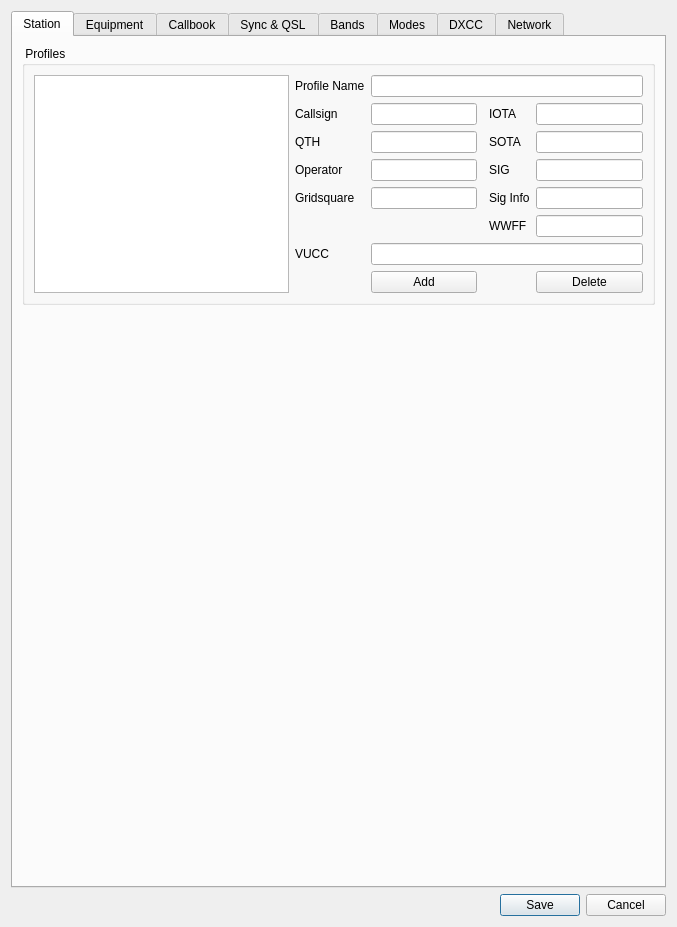
Above: ui/SettingsDialog.ui from k5mcd/QLog before the change. Below: the same form after it.
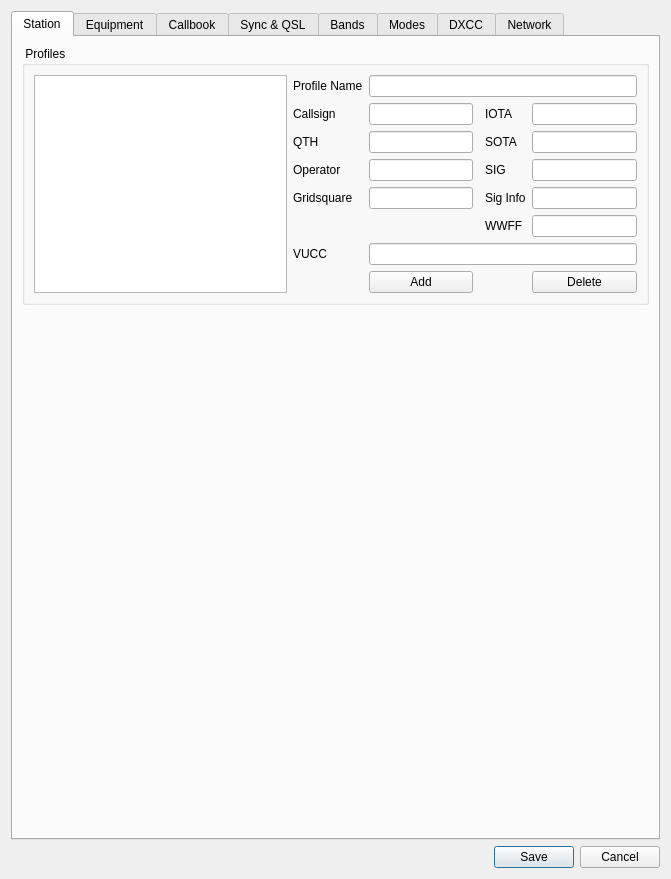
That is the form after the change. Icons and pictures are not drawn.

Commit message: Settings dialog: Minor change - resize

Patch:
```diff
--- a/ui/SettingsDialog.ui
+++ b/ui/SettingsDialog.ui
@@ -6,8 +6,8 @@
    <rect>
     <x>0</x>
     <y>0</y>
-    <width>677</width>
-    <height>927</height>
+    <width>671</width>
+    <height>879</height>
    </rect>
   </property>
   <property name="windowTitle">
```
